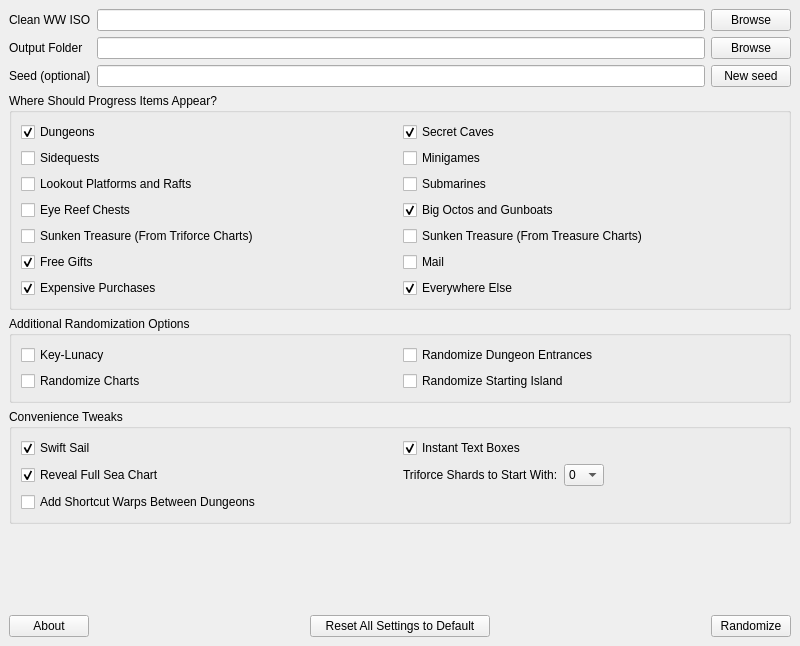
Before: the Qt Designer form ui/randomizer_window.ui in LagoLunatic/wwrando, drawn with Qt 5.
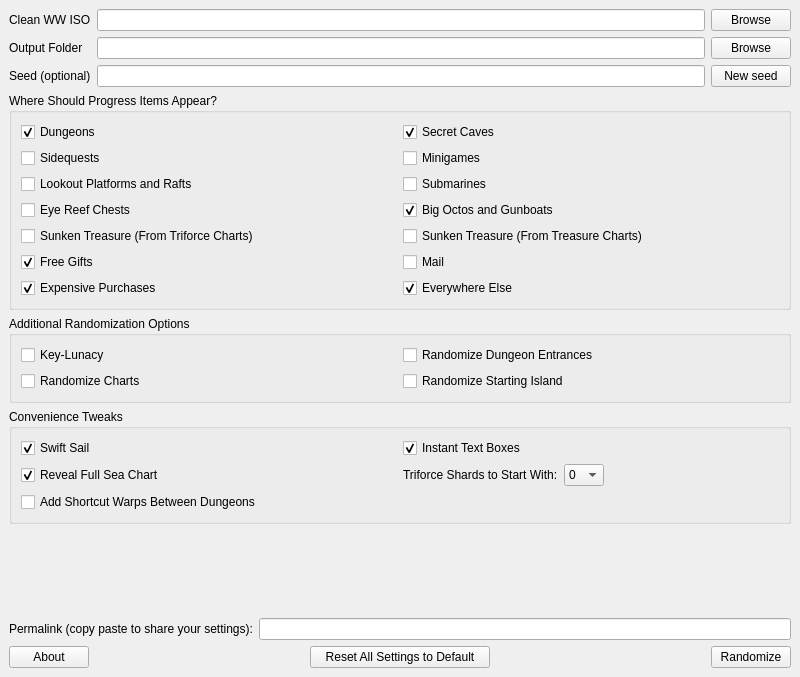
After: the same form once the commit is applied.

Commit message: Implement permalinks

```diff
--- a/ui/randomizer_window.ui
+++ b/ui/randomizer_window.ui
@@ -7,7 +7,7 @@
     <x>0</x>
     <y>0</y>
     <width>800</width>
-    <height>646</height>
+    <height>677</height>
    </rect>
   </property>
   <property name="windowTitle">
@@ -372,6 +372,20 @@
       </property>
      </widget>
     </item>
+    <item>
+     <layout class="QHBoxLayout" name="horizontalLayout_4">
+      <item>
+       <widget class="QLabel" name="label_4">
+        <property name="text">
+         <string>Permalink (copy paste to share your settings):</string>
+        </property>
+       </widget>
+      </item>
+      <item>
+       <widget class="QLineEdit" name="permalink"/>
+      </item>
+     </layout>
+    </item>
     <item>
      <layout class="QHBoxLayout" name="horizontalLayout">
       <item>
```
The commit also changes 2 other files.
